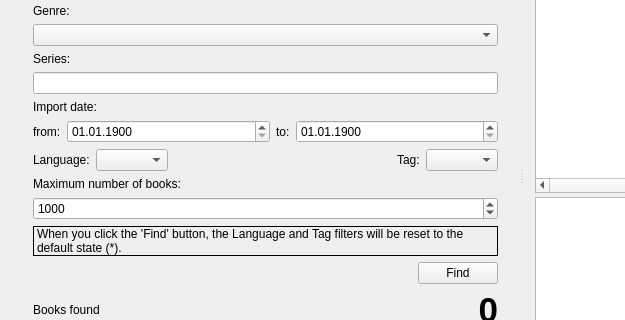
This is freeLib/src/mainwindow.ui in vpoluyaktov/freeLib as Qt 5 draws it before an edit; both pictures show x 0 to 625 and y 199 to 519 of the 1297 by 733 pixel window. The edited form follows.
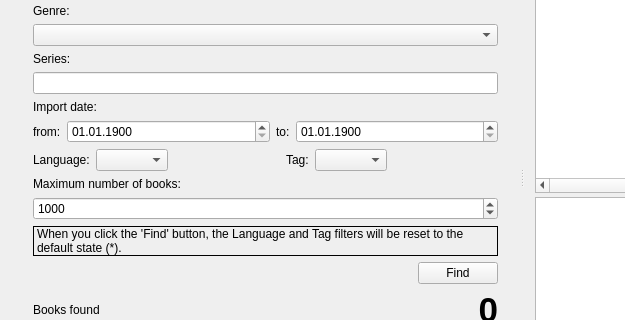
This is the edited form. Icons and pictures are not drawn.

Commit message: Improved (MainWindow): Изменено поведение горизонтального перемещения контролов Метки на вкадке Поиск при изменении размеров этой вкладки.

```diff
--- a/freeLib/src/mainwindow.ui
+++ b/freeLib/src/mainwindow.ui
@@ -568,6 +568,9 @@
                        <property name="orientation">
                         <enum>Qt::Horizontal</enum>
                        </property>
+                       <property name="sizeType">
+                        <enum>QSizePolicy::Expanding</enum>
+                       </property>
                        <property name="sizeHint" stdset="0">
                         <size>
                          <width>40</width>
@@ -593,6 +596,19 @@
                        </property>
                       </widget>
                      </item>
+                     <item>
+                      <spacer name="horizontalSpacer_7">
+                       <property name="orientation">
+                        <enum>Qt::Horizontal</enum>
+                       </property>
+                       <property name="sizeHint" stdset="0">
+                        <size>
+                         <width>40</width>
+                         <height>20</height>
+                        </size>
+                       </property>
+                      </spacer>
+                     </item>
                     </layout>
                    </item>
                    <item>
```
